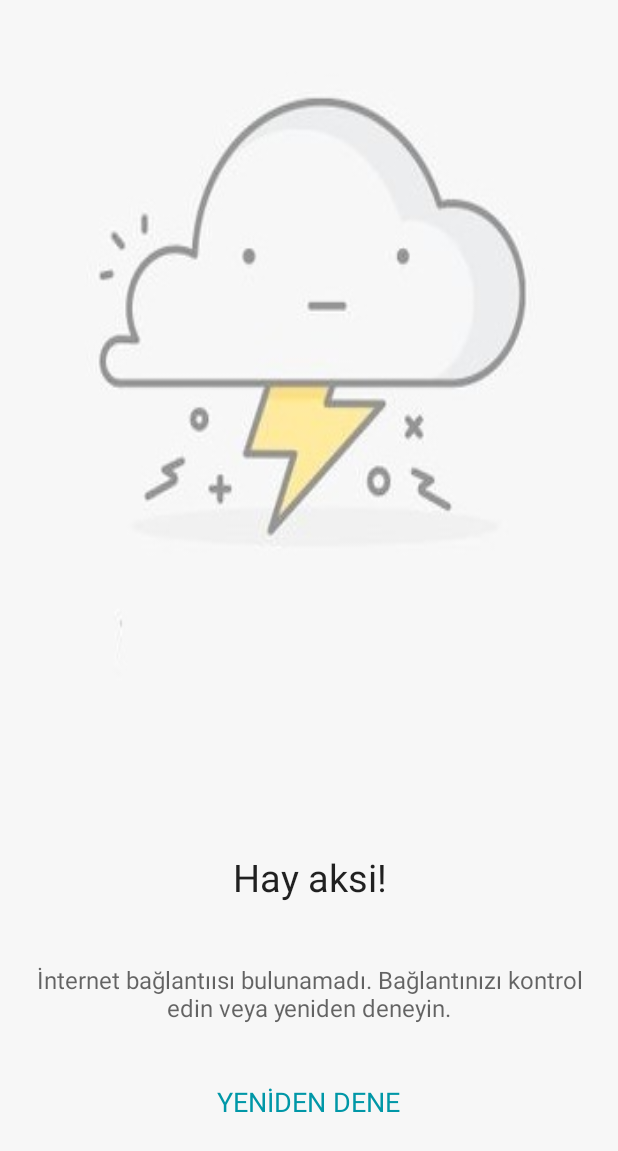
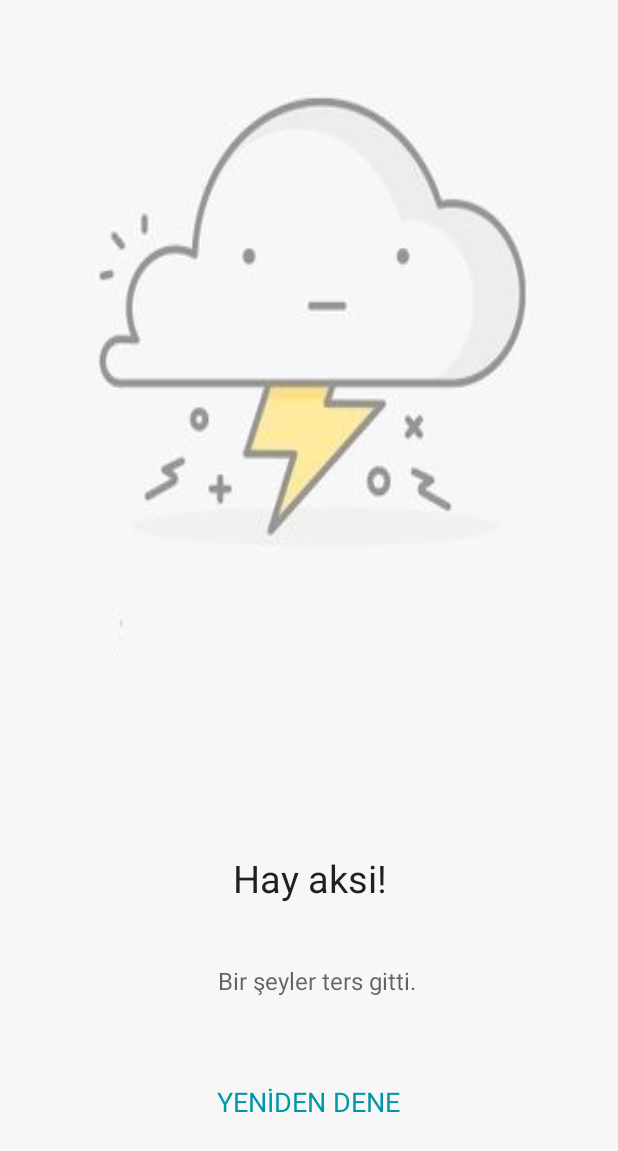
Before and after one commit to yhaznedar/MTMIRepo, an Android app: the hataActivity screen opened directly, with no data from a screen before it, on a phone screen of 412 x 824 dp. Shown: the top 1151 px of the screen. Run offline under Robolectric (Android 15) with nearby library versions, the phone set to English and light mode, and no system bars.

Commit message:
Görsel Güncelleme-3
İyileştirmeler.

```diff
--- a/MTMI-master/app/src/main/java/com/mtmi/carapp/hataActivity.java
+++ b/MTMI-master/app/src/main/java/com/mtmi/carapp/hataActivity.java
@@ -73,7 +73,7 @@ public class hataActivity extends AppCompatActivity {
 
         final AlertDialog alertDialog=new AlertDialog.Builder(this).create();
         alertDialog.setTitle("Bağlantı hatası");
-        alertDialog.setMessage("Sorun hala devam ediyor. Lütfen bağlantınızın olduğundan emin olunuz.");
+        alertDialog.setMessage("Lütfen internet bağlantınızın olduğundan emin olunuz.");
         alertDialog.setButton(AlertDialog.BUTTON_POSITIVE ,"Tamam", new DialogInterface.OnClickListener() {
             @Override
             public void onClick(DialogInterface dialogInterface, int i) {
--- a/MTMI-master/app/src/main/res/layout/activity_hata.xml
+++ b/MTMI-master/app/src/main/res/layout/activity_hata.xml
@@ -25,13 +25,13 @@
         android:layout_width="wrap_content"
         android:layout_height="wrap_content"
         android:textAppearance="?android:attr/textAppearanceMedium"
-        android:text="İnternet bağlantıısı bulunamadı. Bağlantınızı kontrol edin veya yeniden deneyin."
+        android:text="Bir şeyler ters gitti."
         android:id="@+id/mesajHata"
-        android:layout_marginBottom="39dp"
+        android:layout_marginBottom="57dp"
         android:textAlignment="center"
+        android:textSize="16dp"
         android:layout_above="@+id/yenidenDene"
-        android:layout_alignParentEnd="true"
-        android:textSize="16dp" />
+        android:layout_alignStart="@+id/yenidenDene" />
 
     <TextView
         android:layout_width="wrap_content"
```
Also changed, not shown: MTMI-master/app/src/main/java/com/mtmi/carapp/SignUp.java (+5 -2 lines), MTMI-master/app/src/main/res/drawable/roundedbutton.xml (+5 -4 lines), MTMI-master/app/src/main/res/layout/activity_login.xml (+9 -8 lines).
